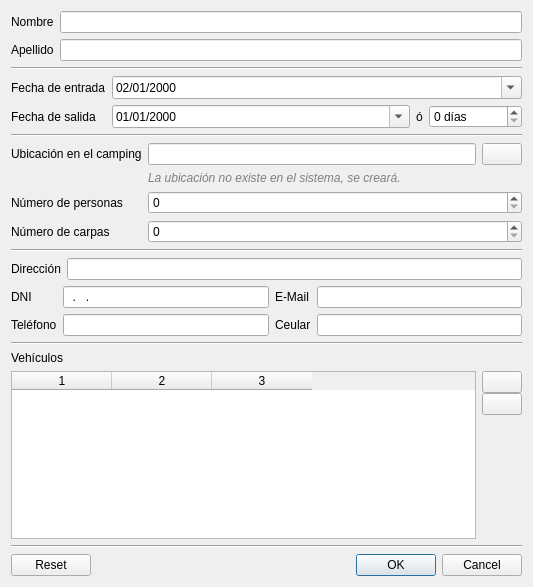
Above: DialogClient.ui from dnohales/camping before the change. Below: the same form after it.
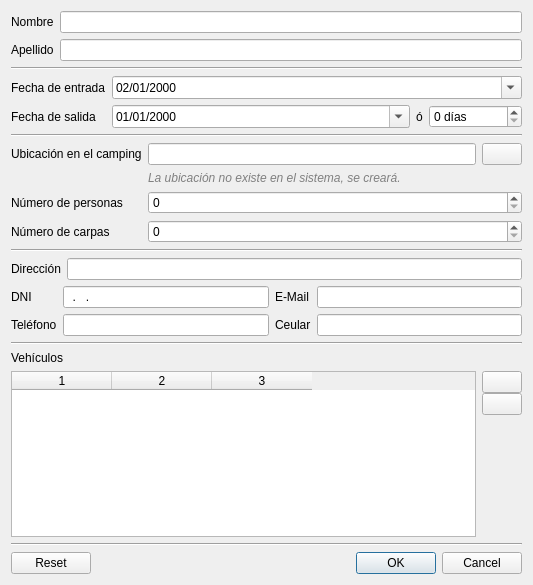
That is the form after the change. Icons and pictures are not drawn.

What changed in the file:
```diff
--- a/DialogClient.ui
+++ b/DialogClient.ui
@@ -7,9 +7,15 @@
     <x>0</x>
     <y>0</y>
     <width>533</width>
-    <height>587</height>
+    <height>585</height>
    </rect>
   </property>
+  <property name="sizePolicy">
+   <sizepolicy hsizetype="Preferred" vsizetype="Preferred">
+    <horstretch>0</horstretch>
+    <verstretch>0</verstretch>
+   </sizepolicy>
+  </property>
   <property name="windowTitle">
    <string>Dialog</string>
   </property>
```
